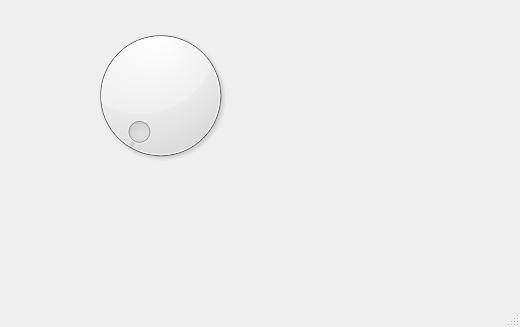
Ukasz-Witkowski/pomiar_oporu, file UI_files/test_napis.ui: the form before one commit.
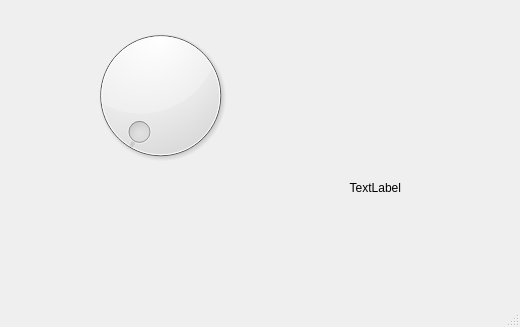
The form after the commit.

Diff of the .ui file:
```diff
--- a/UI_files/test_napis.ui
+++ b/UI_files/test_napis.ui
@@ -29,6 +29,22 @@
      </item>
     </layout>
    </widget>
+   <widget class="QLabel" name="label">
+    <property name="geometry">
+     <rect>
+      <x>230</x>
+      <y>180</y>
+      <width>171</width>
+      <height>16</height>
+     </rect>
+    </property>
+    <property name="text">
+     <string>TextLabel</string>
+    </property>
+    <property name="alignment">
+     <set>Qt::AlignRight|Qt::AlignTrailing|Qt::AlignVCenter</set>
+    </property>
+   </widget>
   </widget>
   <widget class="QMenuBar" name="menubar">
    <property name="geometry">
```
